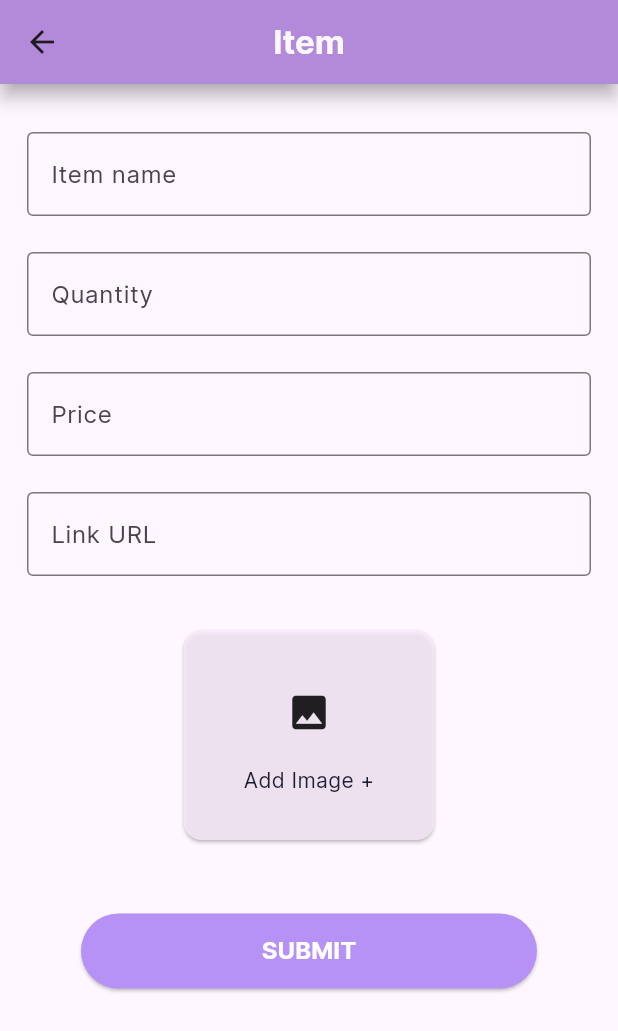
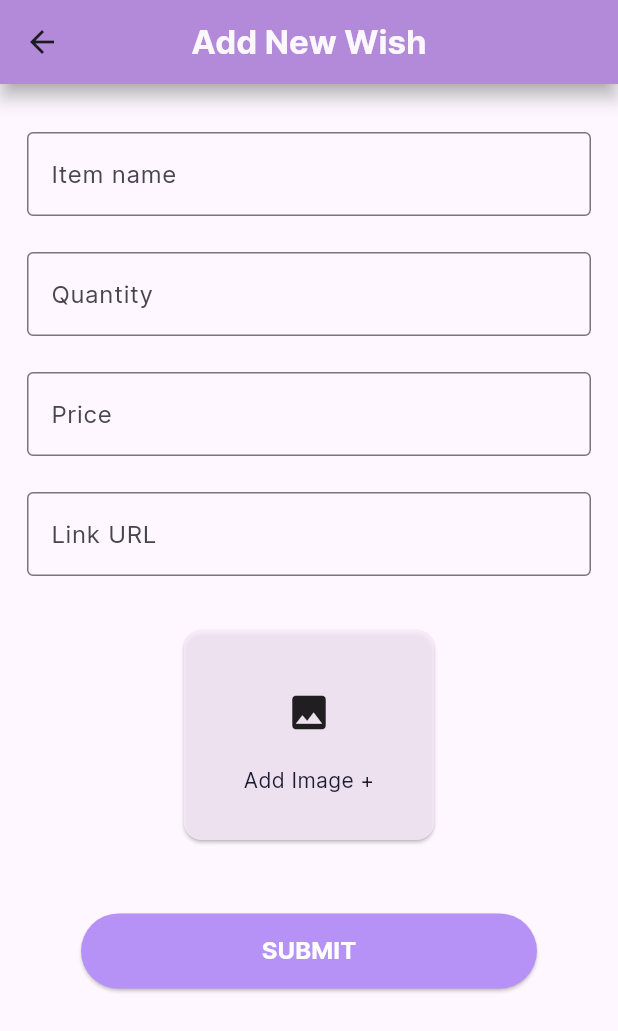
Before and after one commit to SweetFavors/SweetFavors, a Flutter app: the NewWishAdd screen opened directly, on a phone screen of 412 x 824 dp. Shown: the top 1031 px of the screen. Run offline on Flutter 3.47's test engine with Material 3 defaults, Android fonts, the phone set to English and light mode, and no system bars; our stand-ins replace cached_network_image, dio, flutter_swiper_view, image_picker; missing offline and left inert: flutter_floating_bottom_bar.

Commit message:
minor changes

```diff
--- a/sweet_favors/lib/pages/Navbar/new_wish_add.dart
+++ b/sweet_favors/lib/pages/Navbar/new_wish_add.dart
@@ -71,7 +71,7 @@ class _NewWishAddState extends State<NewWishAdd> {
     return Scaffold(
       appBar: AppBar(
         title: const Text(
-          "Item",
+          "Add New Wish",
           style: TextStyle(
             fontWeight: FontWeight.bold,
             color: Color.fromARGB(240, 255, 255, 255),
```
